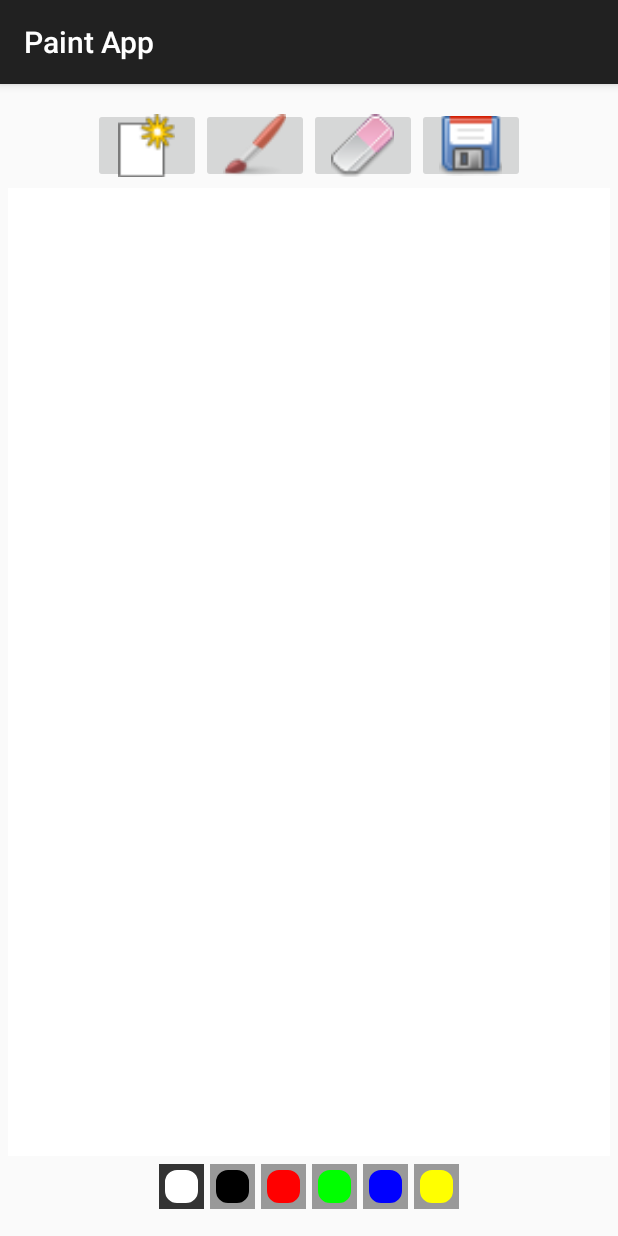
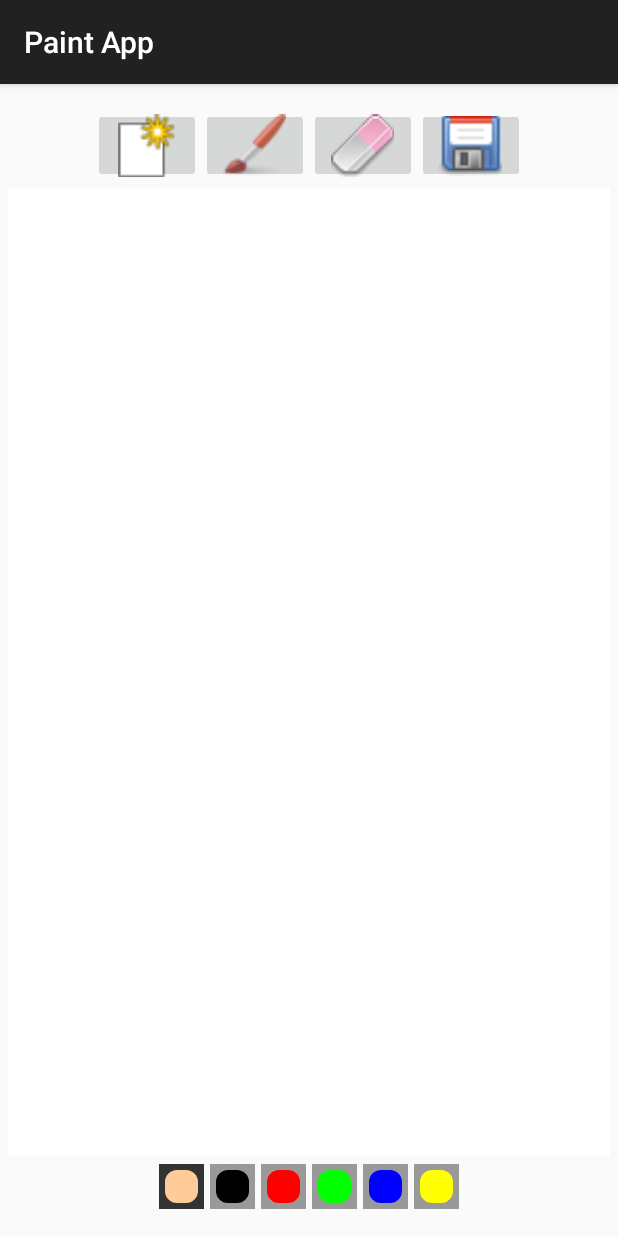
Before and after one commit to priyankvex/Paint-App-Android, an Android app: the screen it shows after launch (MainActivity), after a tap on "Paint", on a phone screen of 412 x 824 dp. Run offline under Robolectric (Android 15) with nearby library versions, the phone set to English and light mode, and no system bars.

Commit message:
Replace white color with skin color in pallet.

```diff
--- a/app/src/main/java/com/wordpress/priyankvex/paintapp/DrawingView.java
+++ b/app/src/main/java/com/wordpress/priyankvex/paintapp/DrawingView.java
@@ -126,7 +126,9 @@ public class DrawingView extends View{
     public void setErase(boolean isErase){
         //set erase true or false
         erase = isErase;
-        if(erase) drawPaint.setXfermode(new PorterDuffXfermode(PorterDuff.Mode.CLEAR));
+        if(erase) {
+            drawPaint.setXfermode(new PorterDuffXfermode(PorterDuff.Mode.CLEAR));
+        }
         else drawPaint.setXfermode(null);
     }
 }
--- a/app/src/main/res/layout/activity_main.xml
+++ b/app/src/main/res/layout/activity_main.xml
@@ -68,11 +68,11 @@
             android:layout_width="@dimen/large_brush"
             android:layout_height="@dimen/large_brush"
             android:layout_margin="2dp"
-            android:background="@color/white"
+            android:background="@color/skin"
             android:contentDescription="@string/paint"
             android:onClick="paintClicked"
             android:src="@drawable/pallet"
-            android:tag="@color/white" />
+            android:tag="@color/skin" />
 
         <ImageButton
             android:layout_width="@dimen/large_brush"
--- a/app/src/main/res/values/colors.xml
+++ b/app/src/main/res/values/colors.xml
@@ -6,4 +6,5 @@
     <item name="red" type="color">#ff0000</item>
     <item name="blue" type="color">#0000ff</item>
     <item name="yellow" type="color">#ffff00</item>
+    <item name="skin" type="color">#ffcc99</item>
 </resources>
```
